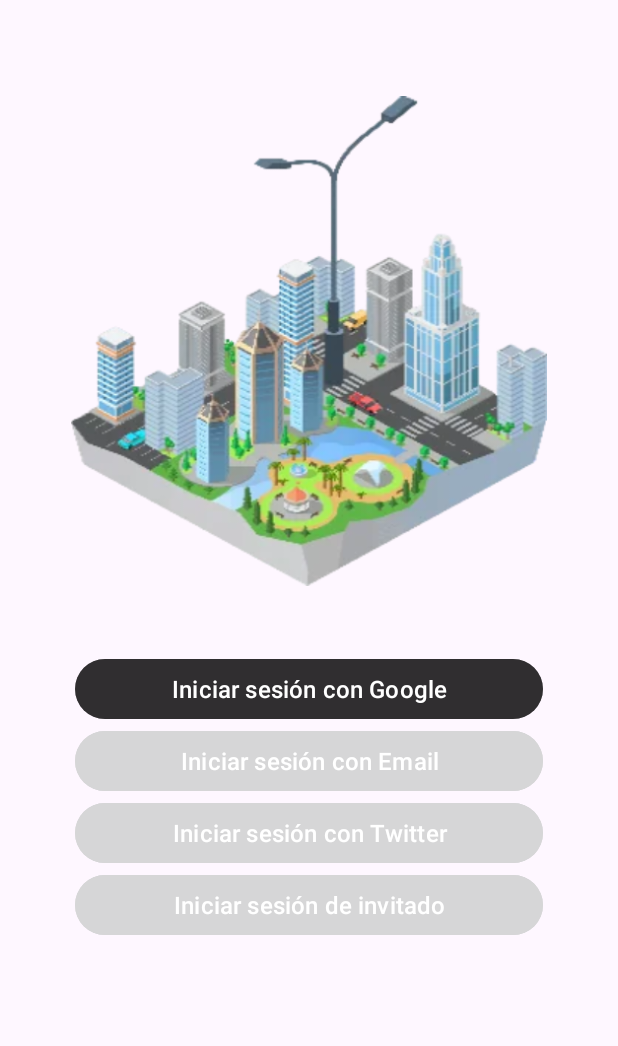
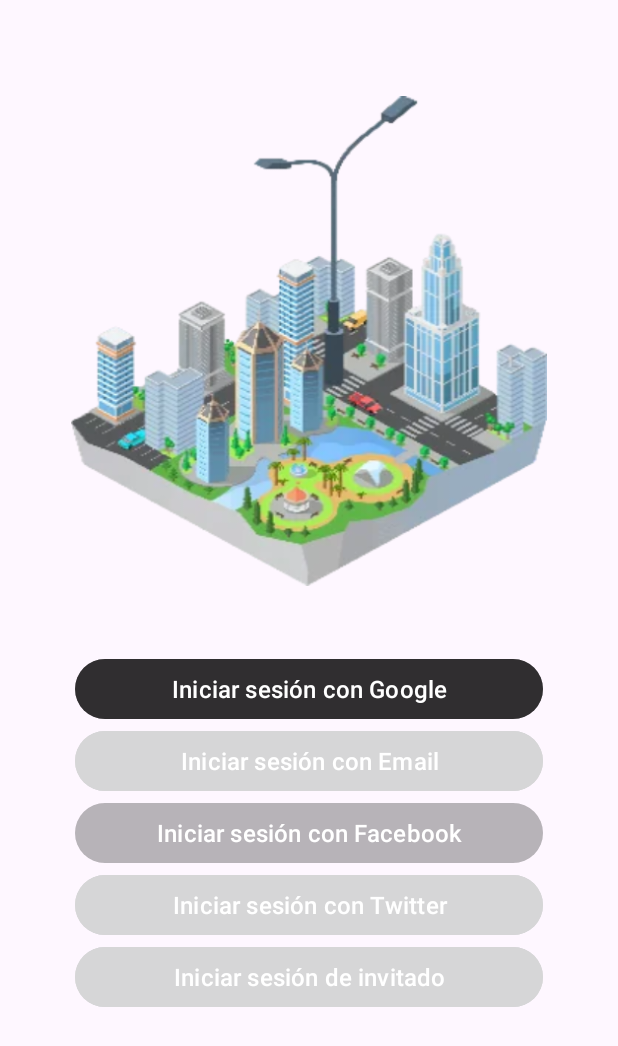
Before and after one commit to EcoCityGti/IoT_Farola_, an Android app: the screen it shows after launch (LoginActivity), after a tap on "Empezar", on a phone screen of 412 x 824 dp. Shown: the top 1046 px of the screen. Run offline under Robolectric (Android 15) with nearby library versions, the phone set to English and light mode, and no system bars; our stand-ins replace Firebase (no records; nobody signed in at launch, a user with empty details on screens opened directly); libraries missing offline, so code that uses them is left out: com.facebook, com.facebook.appevents, com.firebase.ui.

Commit message:
Cambios_v1.1

```diff
--- a/app/src/main/res/layout/activity_login.xml
+++ b/app/src/main/res/layout/activity_login.xml
@@ -52,11 +52,12 @@
         android:layout_height="wrap_content"
         android:layout_marginStart="50dp"
         android:layout_marginEnd="50dp"
-        android:backgroundTint="#0500A1"
+        android:backgroundTint="#36434345"
+        android:enabled="false"
         android:text="Iniciar sesión con Facebook"
         android:textColor="#FFFFFF"
         android:textSize="16dp"
-        android:visibility="gone"
+        android:visibility="visible"
         app:layout_constraintBottom_toBottomOf="parent"
         app:layout_constraintEnd_toEndOf="parent"
         app:layout_constraintHorizontal_bias="0.0"
```
